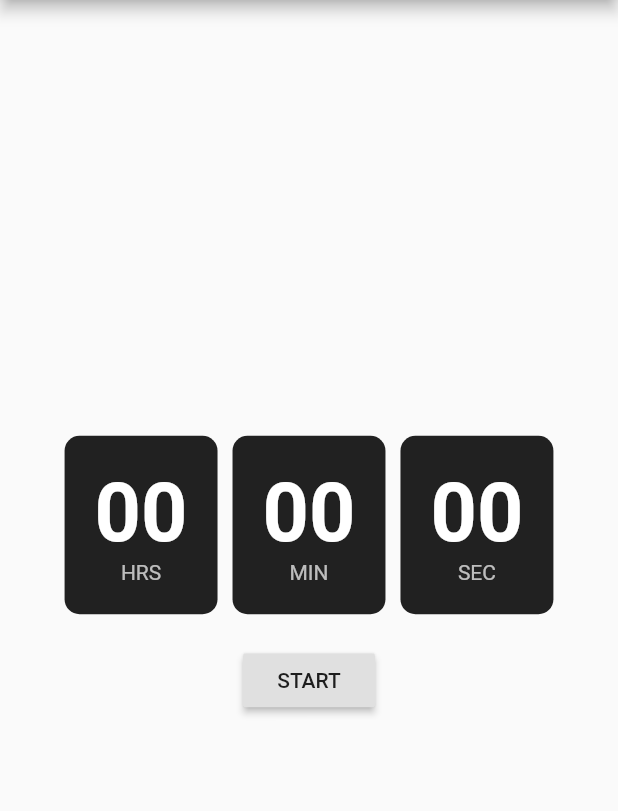
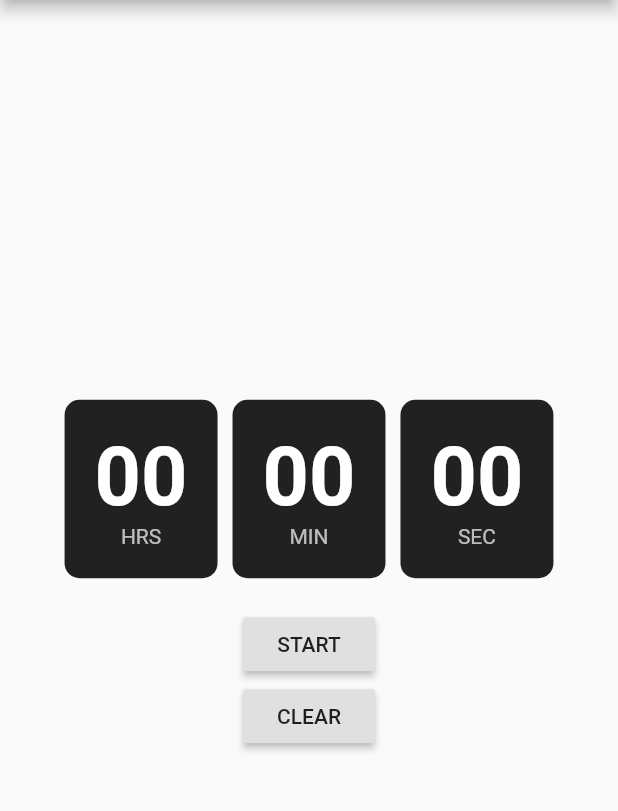
Before and after one commit to enaydyonov/flutter-timer, a Flutter app: the screen it shows after launch, on a phone screen of 412 x 824 dp, the part 84-895 px from its top. Run offline on Flutter 3.47's test engine with Material 2 defaults, Android fonts, the phone set to English and light mode, and no system bars.

Commit message:
add clear button

```diff
--- a/lib/main.dart
+++ b/lib/main.dart
@@ -69,6 +69,17 @@ class TimerAppState extends State<TimerApp> {
                   },
                 ),
               ),
+              Container(
+                child: RaisedButton(
+                  child: Text('CLEAR'),
+                  onPressed: () {
+                    setState(() {
+                      isActive = false;
+                      secondsPassed = 0;
+                    });
+                  },
+                ),
+              ),
             ],
           ),
         ),
```
